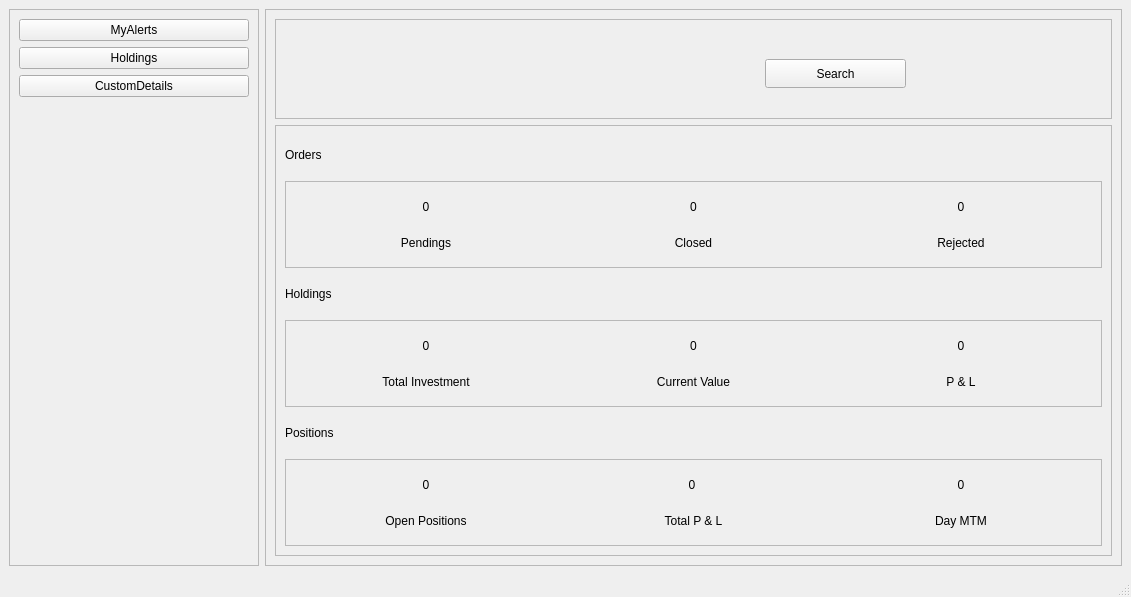
This is UIFiles/home.ui in ShubhamMandavkar/TYLiveProjectt-StockAutomationSystem as Qt 5 draws it before an edit. The edited form follows.
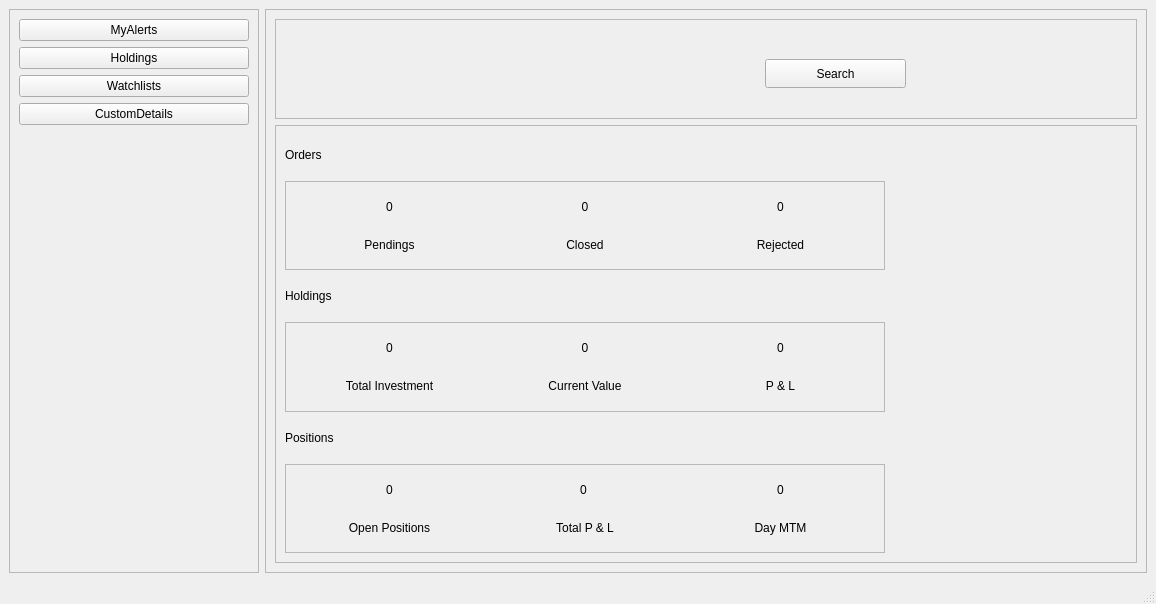
This is the edited form.

Commit message: added the functionality to add stock in watchlist

Patch:
```diff
--- a/UIFiles/home.ui
+++ b/UIFiles/home.ui
@@ -6,8 +6,8 @@
    <rect>
     <x>0</x>
     <y>0</y>
-    <width>1131</width>
-    <height>597</height>
+    <width>1156</width>
+    <height>604</height>
    </rect>
   </property>
   <property name="windowTitle">
@@ -44,13 +44,20 @@
          </property>
         </widget>
        </item>
-       <item row="2" column="0" colspan="2">
+       <item row="3" column="0" colspan="2">
         <widget class="QPushButton" name="btnCustomDetails">
          <property name="text">
           <string>CustomDetails</string>
          </property>
         </widget>
        </item>
+       <item row="2" column="0" colspan="2">
+        <widget class="QPushButton" name="btnWatchlists">
+         <property name="text">
+          <string>Watchlists</string>
+         </property>
+        </widget>
+       </item>
       </layout>
      </widget>
     </item>
@@ -116,6 +123,12 @@
           </item>
           <item>
            <widget class="QFrame" name="frame_3">
+            <property name="maximumSize">
+             <size>
+              <width>600</width>
+              <height>16777215</height>
+             </size>
+            </property>
             <property name="frameShape">
              <enum>QFrame::StyledPanel</enum>
             </property>
@@ -201,6 +214,12 @@
           </item>
           <item>
            <widget class="QFrame" name="frame_5">
+            <property name="maximumSize">
+             <size>
+              <width>600</width>
+              <height>16777215</height>
+             </size>
+            </property>
             <property name="frameShape">
              <enum>QFrame::StyledPanel</enum>
             </property>
@@ -286,6 +305,12 @@
           </item>
           <item>
            <widget class="QFrame" name="frame_4">
+            <property name="maximumSize">
+             <size>
+              <width>600</width>
+              <height>16777215</height>
+             </size>
+            </property>
             <property name="frameShape">
              <enum>QFrame::StyledPanel</enum>
             </property>
```
Left out of the diff: 2 changed lines with no effect on the pictures. The commit also changes 21 other files.
